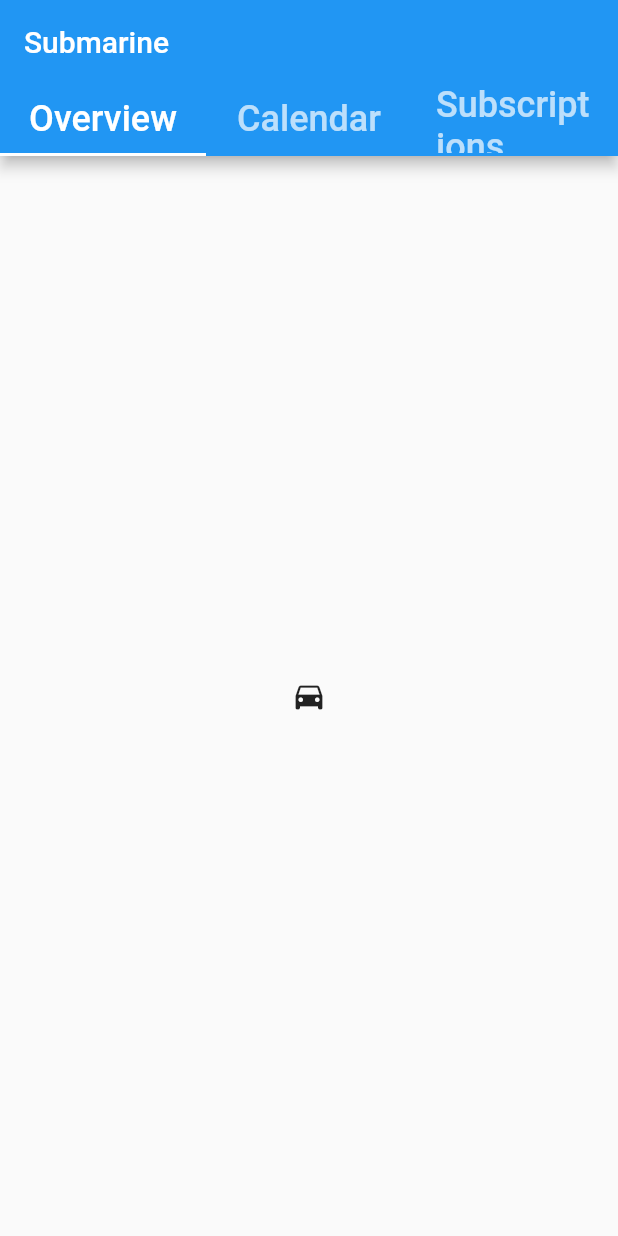
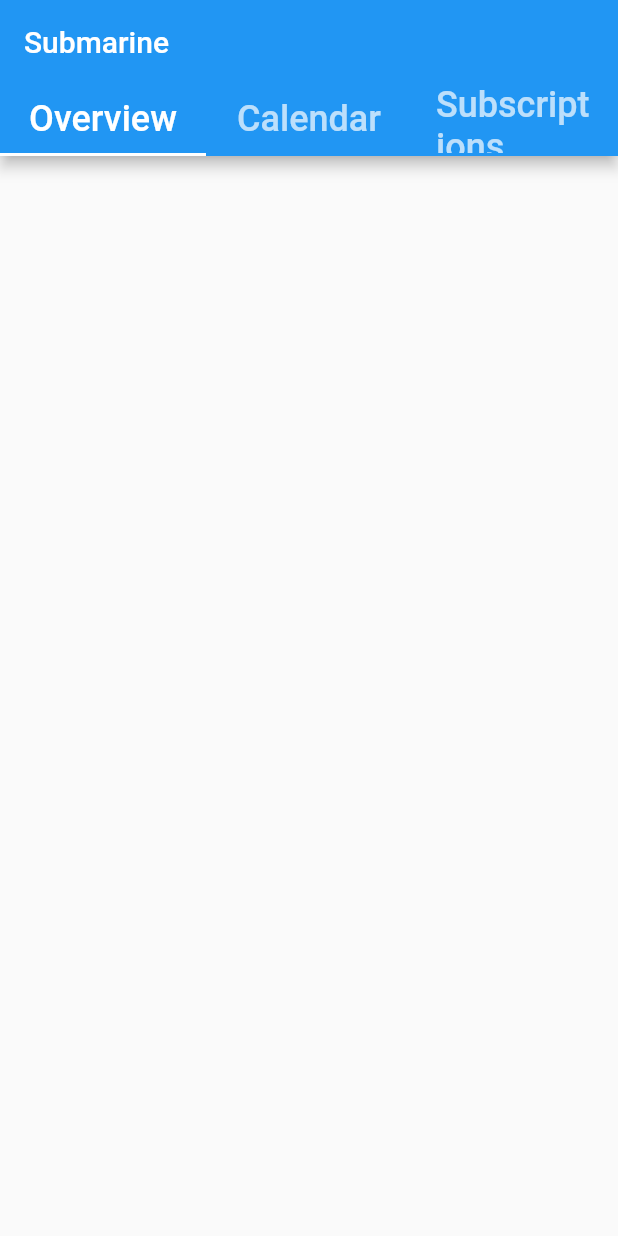
Before and after one commit to SubmarineApp/periscope, a Flutter app: the screen it shows after launch, on a phone screen of 412 x 824 dp. Run offline on Flutter 3.47's test engine with Material 2 defaults, Android fonts, the phone set to English and light mode, and no system bars.

Commit message:
Added sub classes for pages

```diff
--- a/lib/CalendarPage.dart
+++ b/lib/CalendarPage.dart
@@ -1,5 +1,4 @@
 import 'package:flutter/material.dart';
-import 'package:submarine/TitleBar.dart';
 
 class CalendarPage extends StatefulWidget {
   @override
@@ -9,6 +8,6 @@ class CalendarPage extends StatefulWidget {
 class _CalendarPageState extends State<CalendarPage> {
   @override
   Widget build(BuildContext context) {
-    return TitleBar();
+    return Container();
   }
 }
--- a/lib/OverviewPage.dart
+++ b/lib/OverviewPage.dart
@@ -1,5 +1,4 @@
 import 'package:flutter/material.dart';
-import 'package:submarine/TitleBar.dart';
 
 class OverviewPage extends StatefulWidget {
   @override
@@ -9,6 +8,6 @@ class OverviewPage extends StatefulWidget {
 class _OverviewPageState extends State<OverviewPage> {
   @override
   Widget build(BuildContext context) {
-    return TitleBar();
+    return Container();
   }
 }
--- a/lib/SubscriptionsPage.dart
+++ b/lib/SubscriptionsPage.dart
@@ -1,5 +1,4 @@
 import 'package:flutter/material.dart';
-import 'package:submarine/TitleBar.dart';
 
 class SubscriptionsPage extends StatefulWidget {
   @override
@@ -9,6 +8,6 @@ class SubscriptionsPage extends StatefulWidget {
 class _SubscriptionsPageState extends State<SubscriptionsPage> {
   @override
   Widget build(BuildContext context) {
-    return TitleBar();
+    return Container();
   }
 }
--- a/lib/TitleBar.dart
+++ b/lib/TitleBar.dart
@@ -1,4 +1,7 @@
 import 'package:flutter/material.dart';
+import 'package:submarine/CalendarPage.dart';
+import 'package:submarine/OverviewPage.dart';
+import 'package:submarine/SubscriptionsPage.dart';
 
 class TitleBar extends StatefulWidget {
   @override
@@ -38,9 +41,9 @@ class _TitleBarState extends State<TitleBar> {
         ),
         body: TabBarView(
           children: [
-            Icon(Icons.directions_car),
-            Icon(Icons.directions_transit),
-            Icon(Icons.directions_bike),
+            OverviewPage(),
+            SubscriptionsPage(),
+            CalendarPage(),
           ],
         ),
       ),
```
